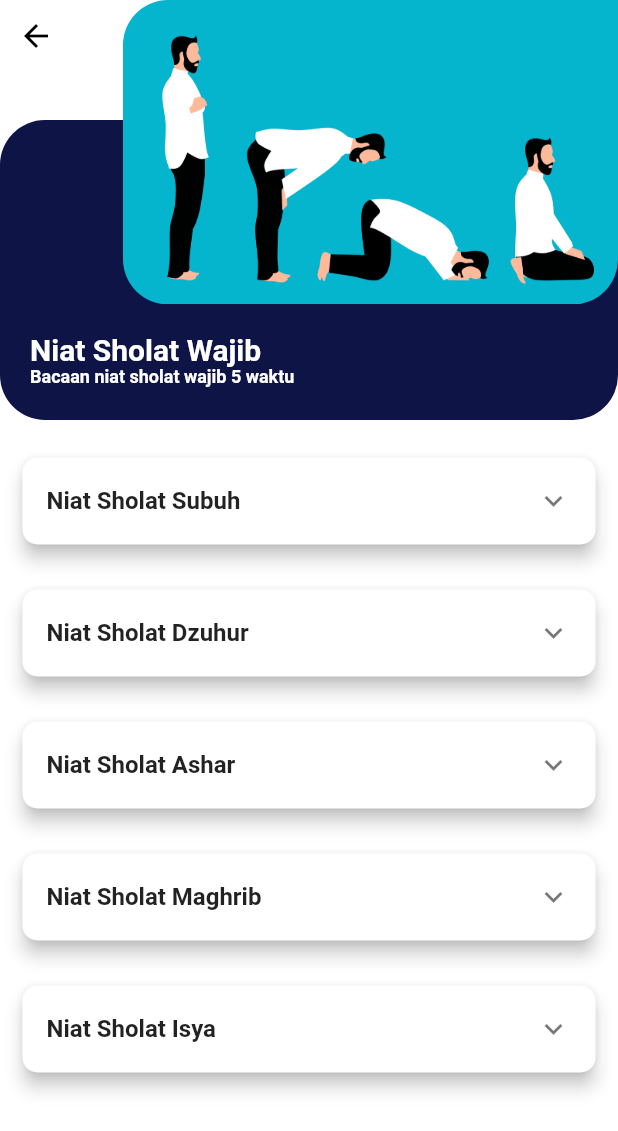
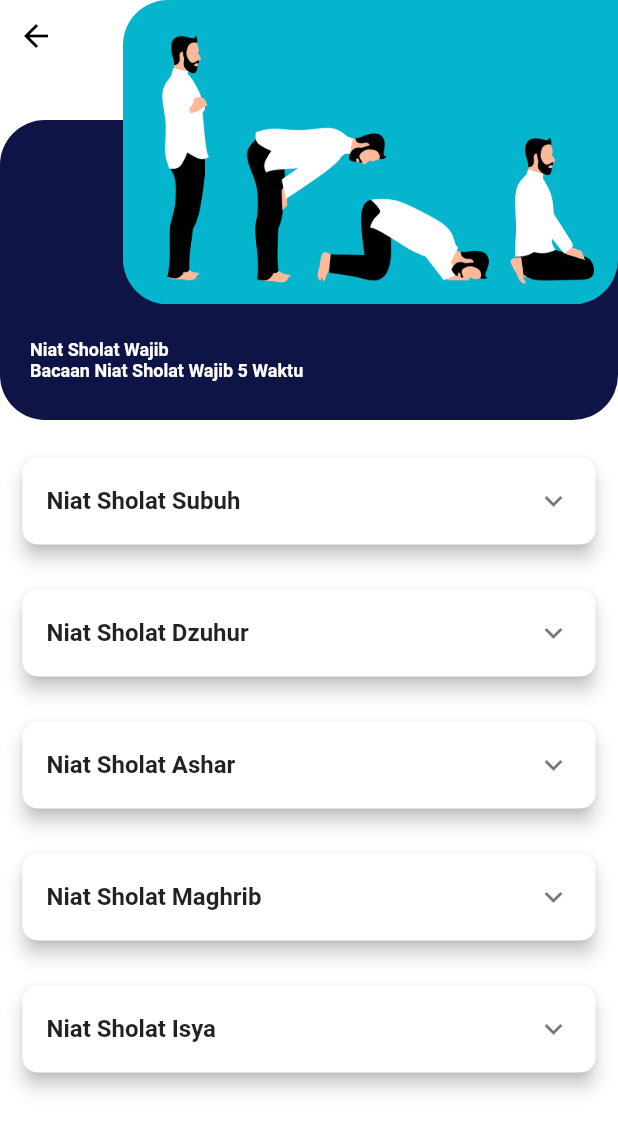
Before and after one commit to Adrifa/Aplikasi-bacaan_sholat, a Flutter app: the screen it shows after launch, after a tap on "Niat Sholat", on a phone screen of 412 x 824 dp. Shown: the top 1131 px of the screen. Run offline on Flutter 3.47's test engine with Material 2 defaults, Android fonts, the phone set to English and light mode, and no system bars; missing offline and left inert: bacaan_shalat.

```diff
--- a/analysis_options.yaml
+++ b/analysis_options.yaml
@@ -8,6 +8,7 @@
 # The following line activates a set of recommended lints for Flutter apps,
 # packages, and plugins designed to encourage good coding practices.
 include: package:flutter_lints/flutter.yaml
+
 
 linter:
   # The lint rules applied to this project can be customized in the
--- a/lib/main.dart
+++ b/lib/main.dart
@@ -2,7 +2,7 @@ import 'package:bacaan_sholat/page/main_page.dart';
 import 'package:flutter/material.dart';
 
 void main() {
-  runApp(MyApp());
+  runApp(const MyApp());
 }
 
 class MyApp extends StatelessWidget {
@@ -10,7 +10,7 @@ class MyApp extends StatelessWidget {
 
   @override
   Widget build(BuildContext context) {
-    return MaterialApp(
+    return const MaterialApp(
       debugShowCheckedModeBanner: false,
       home: MainPage(),
     );
--- a/lib/page/main_page.dart
+++ b/lib/page/main_page.dart
@@ -1,4 +1,4 @@
-import 'package:bacaan_sholat/page/bacaan_sholat_page.dart';
+import 'package:bacaan_shalat/page/bacaan_sholat_page.dart';
 import 'package:bacaan_sholat/page/niat_sholat_page.dart';
 import 'package:flutter/material.dart';
 
--- a/lib/page/niat_sholat_page.dart
+++ b/lib/page/niat_sholat_page.dart
@@ -7,14 +7,14 @@ class NiatSholat extends StatefulWidget {
   const NiatSholat({Key? key}) : super(key: key);
 
   @override
-  _NiatSholatState createState() => _NiatSholatState();
+  State<NiatSholat> createState() => _NiatSholatState();
 }
 
 class _NiatSholatState extends State<NiatSholat> {
   Future<List<ModelNiat>> ReadJsonData() async {
-    final jsondata =
+    final jsonData =
         await rootBundle.rootBundle.loadString('assets/data/niatshalat.json');
-    final list = json.decode(jsondata) as List<dynamic>;
+    final list = json.decode(jsonData) as List<dynamic>;
     return list.map((e) => ModelNiat.fromJson(e)).toList();
   }
 
@@ -32,66 +32,71 @@ class _NiatSholatState extends State<NiatSholat> {
                 alignment: Alignment.topLeft,
                 child: IconButton(
                     onPressed: () => Navigator.of(context).pop(),
-                    icon: Icon(Icons.arrow_back, color: Colors.black),
-                  ),
+                    icon: const Icon(
+                      Icons.arrow_back,
+                      color: Colors.black,
+                    )),
               ),
               Align(
                 alignment: Alignment.topLeft,
                 child: Container(
-                    margin: EdgeInsets.only(top: 80),
+                    margin: const EdgeInsets.only(top: 80),
                     decoration: BoxDecoration(
                         borderRadius: BorderRadius.circular(30),
-                        color: Color(0xff0e1446)),
+                        color: const Color(0xff0e1446)),
                     height: 200,
                     width: MediaQuery.of(context).size.width,
                     child: Container(
-                        margin: EdgeInsets.only(top: 120, left: 20),
+                      margin: const EdgeInsets.only(top: 120, left: 20),
                       child: Column(
                         crossAxisAlignment: CrossAxisAlignment.start,
                         mainAxisAlignment: MainAxisAlignment.center,
-                          children: [
+                        children: const [
                           Text(
                             "Niat Sholat Wajib",
-                              style: TextStyle(
-                                  color: Colors.white,
-                                  fontSize: 20,
-                                  fontWeight: FontWeight.bold),
-                            ),
-                            Text(
-                              "Bacaan niat sholat wajib 5 waktu",
                             style: TextStyle(
                                 color: Colors.white,
                                 fontSize: 12,
                                 fontWeight: FontWeight.bold),
                           ),
+                          Text(
+                            "Bacaan Niat Sholat Wajib 5 Waktu",
+                            style: TextStyle(
+                                color: Colors.white,
+                                fontSize: 12,
+                                fontWeight: FontWeight.bold),
+                          )
                         ],
+                      ),
                     )),
-                  ),
               ),
               Align(
                 alignment: Alignment.topRight,
                 child: ClipRRect(
-                    borderRadius: BorderRadius.only(
+                  borderRadius: const BorderRadius.only(
                       topLeft: Radius.circular(30),
                       bottomLeft: Radius.circular(30),
-                      bottomRight: Radius.circular(30),
-                    ),
+                      bottomRight: Radius.circular(30)),
                   child: Image.asset(
-                      "assets/images/bg_shalat.png",
+                    'assets/images/bg_shalat.png',
                     width: 330,
                   ),
                 ),
-                ),
+              )
             ],
           ),
-            SizedBox(height: 10),
+          const SizedBox(
+            height: 10,
+          ),
           Expanded(
               child: Container(
             child: FutureBuilder(
                 future: ReadJsonData(),
                 builder: (context, data) {
                   if (data.hasError) {
-                      return Center(child: Text("${data.error}"));
+                    return Center(
+                      child: Text("${data.error}"),
+                    );
                   } else if (data.hasData) {
                     var items = data.data as List<ModelNiat>;
                     return ListView.builder(
@@ -101,20 +106,20 @@ class _NiatSholatState extends State<NiatSholat> {
                             shape: RoundedRectangleBorder(
                                 borderRadius: BorderRadius.circular(10)),
                             elevation: 5,
-                              margin: EdgeInsets.all(15),
+                            margin: const EdgeInsets.all(15),
                             child: Theme(
                                 data: Theme.of(context)
                                     .copyWith(dividerColor: Colors.transparent),
                                 child: ExpansionTile(
                                   title: Text(
                                     items[index].name.toString(),
-                                    style: TextStyle(
+                                    style: const TextStyle(
                                         fontSize: 16,
                                         fontWeight: FontWeight.bold),
                                   ),
                                   children: [
                                     Container(
-                                      padding: EdgeInsets.all(8),
+                                      padding: const EdgeInsets.all(8),
                                       child: Row(
                                         mainAxisAlignment:
                                             MainAxisAlignment.center,
@@ -123,7 +128,8 @@ class _NiatSholatState extends State<NiatSholat> {
                                         children: [
                                           Expanded(
                                               child: Container(
-                                            padding: EdgeInsets.only(bottom: 8),
+                                            padding: const EdgeInsets.only(
+                                                bottom: 10),
                                             child: Column(
                                               mainAxisAlignment:
                                                   MainAxisAlignment.center,
@@ -131,33 +137,36 @@ class _NiatSholatState extends State<NiatSholat> {
                                                   CrossAxisAlignment.start,
                                               children: [
                                                 Padding(
-                                                  padding: EdgeInsets.only(
+                                                  padding:
+                                                      const EdgeInsets.only(
                                                           left: 8, right: 8),
                                                   child: Text(
                                                     items[index]
                                                         .arabic
                                                         .toString(),
-                                                    style: TextStyle(
+                                                    style: const TextStyle(
                                                         fontSize: 16,
                                                         fontWeight:
                                                             FontWeight.bold),
                                                   ),
                                                 ),
                                                 Padding(
-                                                  padding: EdgeInsets.only(
+                                                  padding:
+                                                      const EdgeInsets.only(
                                                           left: 8, right: 8),
                                                   child: Text(
                                                     items[index]
                                                         .latin
                                                         .toString(),
-                                                    style: TextStyle(
+                                                    style: const TextStyle(
                                                         fontSize: 14,
                                                         fontStyle:
                                                             FontStyle.italic),
                                                   ),
                                                 ),
                                                 Padding(
-                                                  padding: EdgeInsets.only(
+                                                  padding:
+                                                      const EdgeInsets.only(
                                                           left: 8,
                                                           right: 8,
                                                           top: 5),
@@ -165,33 +174,29 @@ class _NiatSholatState extends State<NiatSholat> {
                                                     items[index]
                                                         .terjemahan
                                                         .toString(),
-                                                      style: TextStyle(
-                                                        fontSize: 12,
-                                                      )),
+                                                    style: const TextStyle(
+                                                        fontSize: 12),
+                                                  ),
                                                 )
                                               ],
                                             ),
                                           ))
                                         ],
                                       ),
-                                    ),
+                                    )
                                   ],
-                                ),
-                              ),
+                                )),
                           );
                         });
                   } else {
-                      return Center(
+                    return const Center(
                       child: CircularProgressIndicator(),
                     );
                   }
-                  },
-                ),
-              ),
-            ),
+                }),
+          ))
         ],
-        ),
-      ),
+      )),
     );
   }
 }
```
Also changed, not shown: lib/page/bacaan_sholat_page.dart (+52 -47 lines), lib/page/ayat_kursi_page.dart (added), 1 other file. Lines whose indentation alone changed are shown as unchanged.
